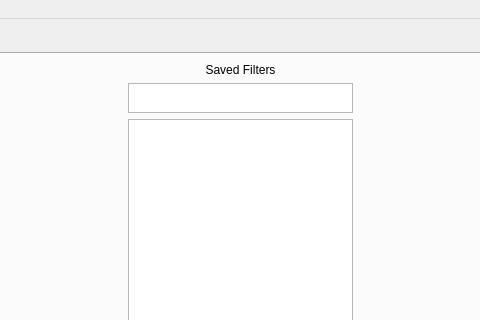
Before: the Qt Designer form ui/GeochronMain.ui in kathrynmetcalf/GeoCORK, drawn with Qt 5; both pictures show x 397 to 877 and y 0 to 320 of the 1275 by 700 pixel window.
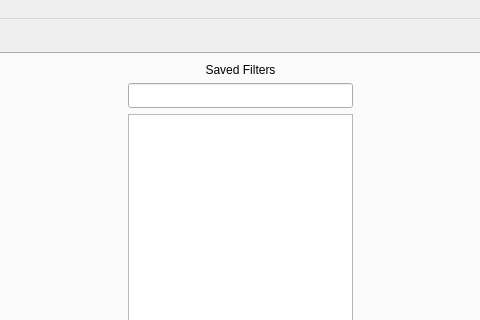
After: the same form once the commit is applied. The open tabs and pages were chosen to show the change.

Commit message: filters showing None now works, searching filters also work

```diff
--- a/ui/GeochronMain.ui
+++ b/ui/GeochronMain.ui
@@ -329,23 +329,17 @@
              </widget>
             </item>
             <item>
-             <widget class="QTextEdit" name="textEdit">
-              <property name="sizePolicy">
-               <sizepolicy hsizetype="Fixed" vsizetype="Fixed">
-                <horstretch>0</horstretch>
-                <verstretch>0</verstretch>
-               </sizepolicy>
-              </property>
+             <widget class="QLineEdit" name="filter_search_lineEdit">
               <property name="minimumSize">
                <size>
                 <width>225</width>
-                <height>30</height>
+                <height>25</height>
                </size>
               </property>
               <property name="maximumSize">
                <size>
                 <width>225</width>
-                <height>30</height>
+                <height>25</height>
                </size>
               </property>
              </widget>
```
Left out of the diff: 2 changed lines with no effect on the pictures. The commit also changes 5 other files.
